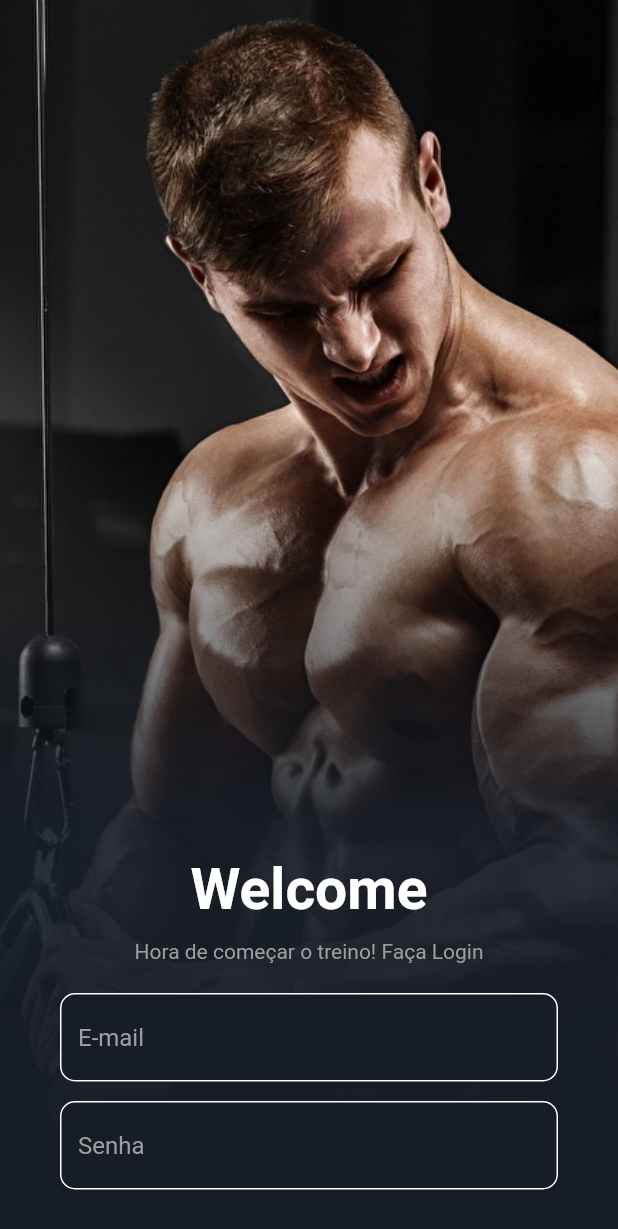
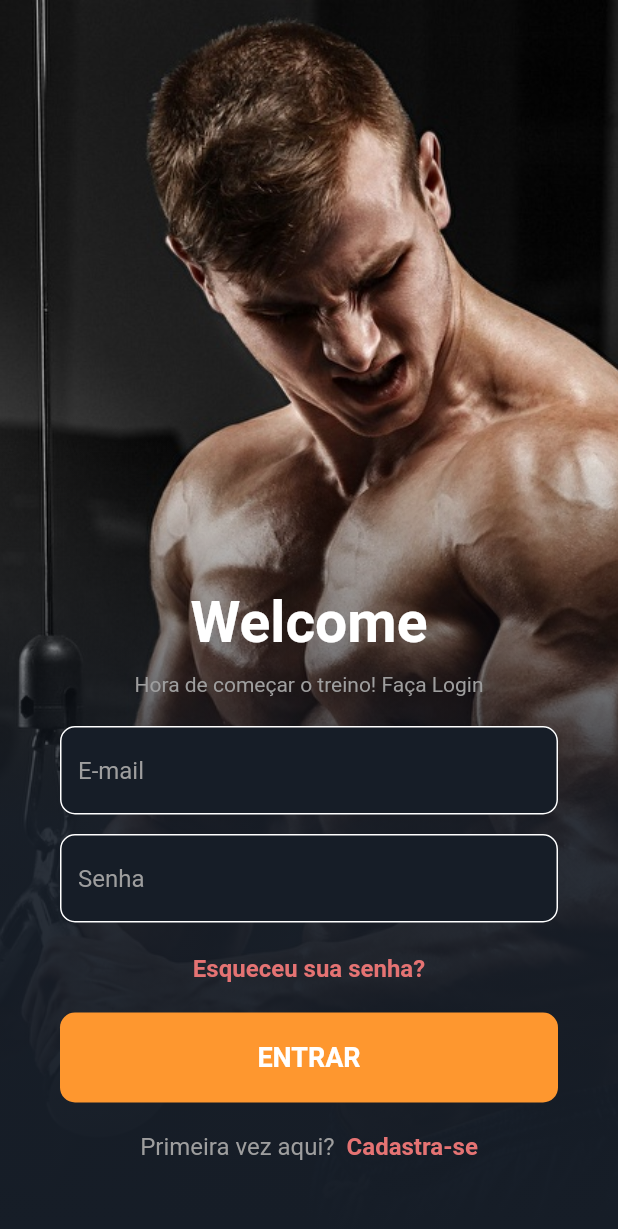
Before and after one commit to ErisvaldoCorreia/login_design, a Flutter app: the screen it shows after launch, on a phone screen of 412 x 824 dp. Shown: the top 1229 px of the screen. Run offline on Flutter 3.47's test engine with Material 2 defaults, Android fonts, the phone set to English and light mode, and no system bars; missing offline and left inert: dart:ffi.

Commit message:
feature: conclui tela de login

```diff
--- a/lib/modules/login_page.dart
+++ b/lib/modules/login_page.dart
@@ -1,3 +1,5 @@
+import 'dart:ffi';
+
 import 'package:flutter/material.dart';
 
 class LoginPage extends StatelessWidget {
@@ -97,8 +99,61 @@ class LoginPage extends StatelessWidget {
                     ),
                   ),
                 ),
+                SizedBox(height: 20),
+                Text(
+                  'Esqueceu sua senha?',
+                  style: TextStyle(
+                    color: Colors.red[300],
+                    fontSize: 16,
+                    fontWeight: FontWeight.bold,
+                  ),
+                ),
+                SizedBox(height: 20),
+                Container(
+                  height: 60,
+                  width: double.infinity,
+                  padding: EdgeInsets.symmetric(horizontal: 40),
+                  child: FlatButton(
+                    onPressed: () {},
+                    color: Color(0xfffe972f),
+                    shape: RoundedRectangleBorder(
+                      borderRadius: BorderRadius.circular(10),
+                    ),
+                    child: Text(
+                      'ENTRAR',
+                      style: TextStyle(
+                          color: Colors.white,
+                          fontWeight: FontWeight.bold,
+                          fontSize: 18),
+                    ),
+                  ),
+                ),
+                SizedBox(height: 20),
+                Row(
+                  mainAxisAlignment: MainAxisAlignment.center,
+                  children: [
+                    Text(
+                      'Primeira vez aqui?',
+                      style: TextStyle(
+                        color: Colors.grey.shade500,
+                        fontSize: 16,
+                      ),
+                    ),
+                    SizedBox(
+                      width: 8,
+                    ),
+                    Text(
+                      'Cadastra-se',
+                      style: TextStyle(
+                        color: Colors.red[300],
+                        fontWeight: FontWeight.bold,
+                        fontSize: 16,
+                      ),
+                    ),
+                  ],
+                ),
                 // Espaçamento Final do dispositivo
-                SizedBox(height: 30),
+                SizedBox(height: 50),
               ],
             ),
           ),
```
